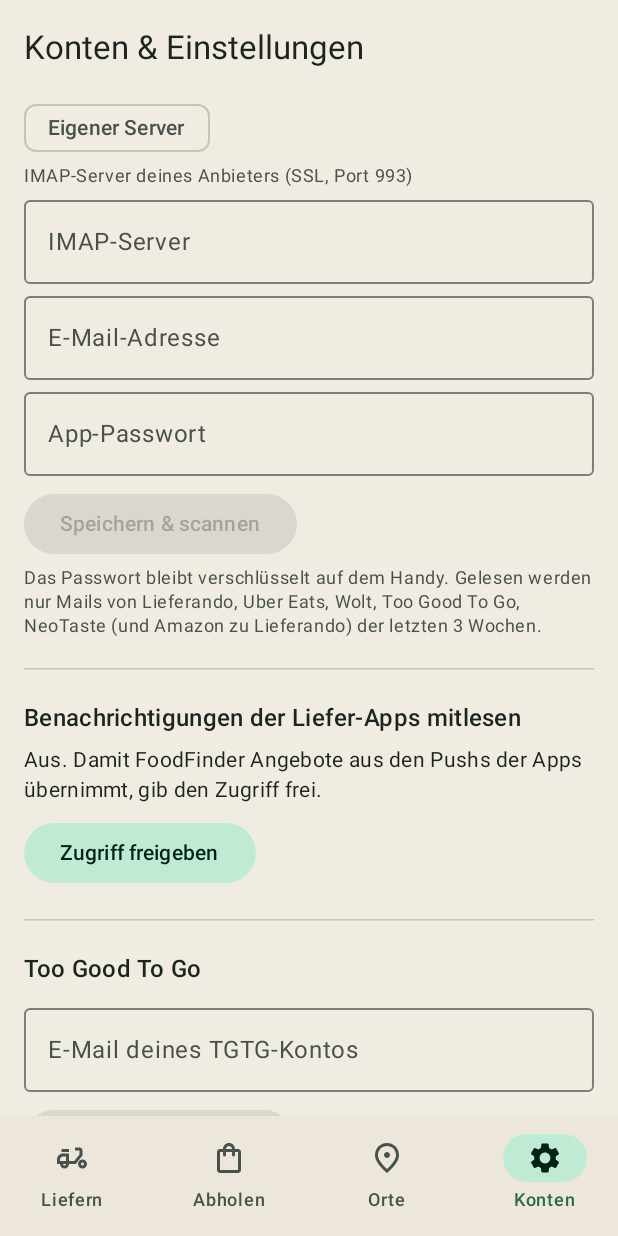
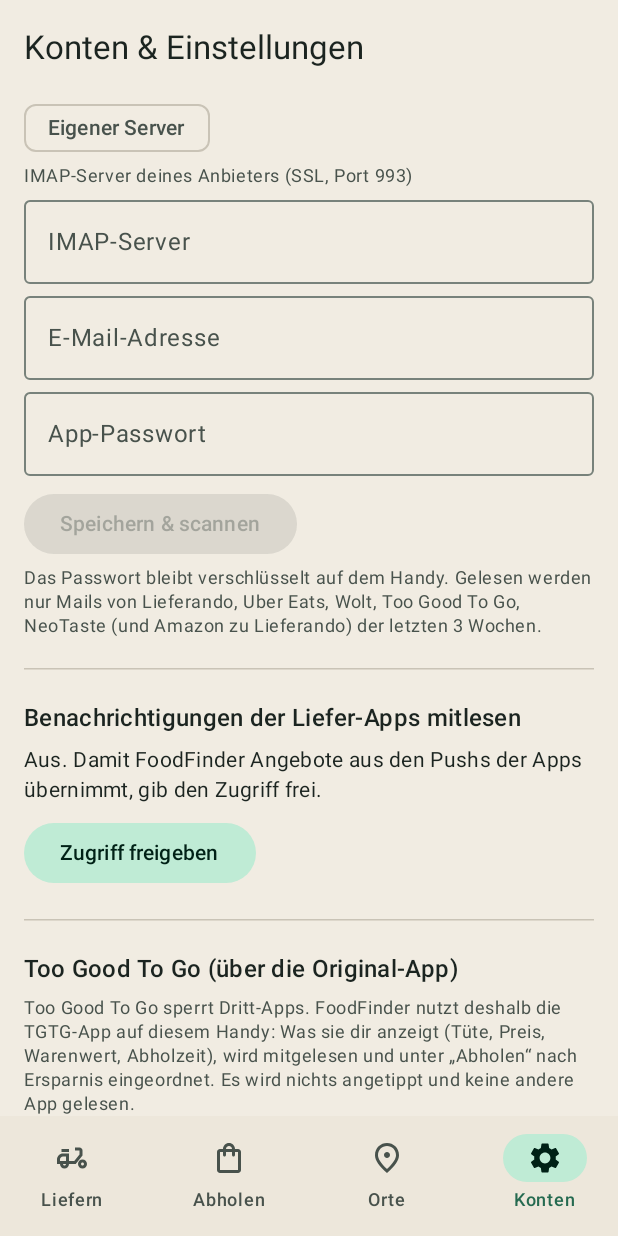
Before and after one commit to NWHDE22/foodfinder, an Android app built with Jetpack Compose: the screen it shows after launch (MainActivity), item 4 of the bottom bar chosen, scrolled down 952 dp, on a phone screen of 412 x 824 dp. Run offline under Robolectric (Android 15) with nearby library versions, the phone set to English and light mode, and no system bars; libraries missing offline, so code that uses them is left out: javax.mail, javax.mail.search; pictures from the network do not load; 1 statement that could not run was skipped.

Commit message:
v1.1.1: Too Good To Go via the official app instead of its blocked API
- Read-only accessibility service limited to the TGTG app reads the bags it shows
  (name, price, value, pickup window, items left, distance); nothing is tapped
- Bags from the last 4 hours plus TGTG push notifications appear under 'Abholen'
- Removed the TGTG e-mail/PIN login and API client
- Parser unit tests with synthetic card texts

Co-Authored-By: Claude Opus 5.5 <noreply@anthropic.com>

```diff
--- a/app/build.gradle.kts
+++ b/app/build.gradle.kts
@@ -21,8 +21,8 @@ android {
         applicationId = "de.foodfinder"
         minSdk = 28
         targetSdk = 35
-        versionCode = 2
-        versionName = "1.1"
+        versionCode = 3
+        versionName = "1.1.1"
         buildConfigField("String", "GOOGLE_CLIENT_ID", buildConfigString(localProps.getProperty("google.clientId")))
         buildConfigField("String", "GOOGLE_CLIENT_SECRET", buildConfigString(localProps.getProperty("google.clientSecret")))
     }
--- a/app/src/main/java/de/foodfinder/data/Models.kt
+++ b/app/src/main/java/de/foodfinder/data/Models.kt
@@ -96,6 +96,12 @@ data class Venue(
 }
 
 @Serializable
+data class TgtgBag(
+    val key: String, val name: String, val price: Double, val value: Double?, val pickupWindow: String?,
+    val itemsLeft: Int?, val distanceM: Int?, val seenAt: Long,
+)
+
+@Serializable
 data class PushNote(val service: Service, val title: String, val text: String, val at: Long)
 
 @Serializable
--- a/app/src/main/java/de/foodfinder/data/Prefs.kt
+++ b/app/src/main/java/de/foodfinder/data/Prefs.kt
@@ -69,6 +69,11 @@ class Prefs(ctx: Context) {
     var tgtgPushes: List<PushNote>
         get() = getJson("tgtgPushes", ListSerializer(PushNote.serializer()), emptyList())
         set(v) = putJson("tgtgPushes", ListSerializer(PushNote.serializer()), v.sortedByDescending { it.at }.take(30))
+
+    /** Bags read from the official Too Good To Go app's screen. */
+    var tgtgBags: List<TgtgBag>
+        get() = getJson("tgtgBags", ListSerializer(TgtgBag.serializer()), emptyList())
+        set(v) = putJson("tgtgBags", ListSerializer(TgtgBag.serializer()), v.sortedByDescending { it.seenAt }.take(120))
 
     /** uid -> last notified time */
     var notified: Map<String, Long>
--- a/app/src/main/java/de/foodfinder/ui/SettingsScreen.kt
+++ b/app/src/main/java/de/foodfinder/ui/SettingsScreen.kt
@@ -186,45 +186,22 @@ fun SettingsScreen(vm: MainViewModel) {
             }
 
             Divider()
-            // ---------------- TGTG
-            Heading("Too Good To Go")
-            var tgEmail by remember { mutableStateOf(p.tgtgEmail ?: "") }
-            var pin by remember { mutableStateOf("") }
-            var tgMsg by remember { mutableStateOf("") }
-            var polling by remember { mutableStateOf(p.tgtgPollingId) }
-            if (vm.repo.tgtgAuth.loggedIn && tick >= 0) {
-                Text("Verbunden als ${p.tgtgEmail ?: "?"}", style = MaterialTheme.typography.bodyMedium, color = acc.ok)
-                TextButton(onClick = { vm.repo.tgtgAuth.logout(); tick++ }) { Text("Abmelden") }
-            } else {
-                OutlinedTextField(tgEmail, { tgEmail = it.trim() }, label = { Text("E-Mail deines TGTG-Kontos") }, singleLine = true, modifier = Modifier.fillMaxWidth(),
-                    keyboardOptions = KeyboardOptions(keyboardType = KeyboardType.Email))
-                Button(onClick = {
-                    scope.launch {
-                        tgMsg = "Anfrage läuft…"
-                        runCatching { vm.repo.tgtgAuth.requestLogin(tgEmail) }
-                            .onSuccess { polling = it; p.tgtgPollingId = it; tgMsg = "Mail ist unterwegs. Gib die PIN aus der Mail ein – oder öffne den Link im Handy-Browser (nicht in der TGTG-App)." }
-                            .onFailure { tgMsg = it.message ?: "Fehler" }
-                    }
-                }, enabled = tgEmail.contains("@"), modifier = Modifier.padding(top = 8.dp)) { Text("Login-Mail anfordern") }
-                if (polling != null) {
-                    OutlinedTextField(pin, { pin = it.filter(Char::isDigit).take(6) }, label = { Text("PIN aus der Mail") }, singleLine = true,
-                        keyboardOptions = KeyboardOptions(keyboardType = KeyboardType.Number), modifier = Modifier.fillMaxWidth())
-                    Button(onClick = {
-                        scope.launch {
-                            tgMsg = "Prüfe…"
-                            var ok = false
-                            repeat(if (pin.isBlank()) 6 else 1) {
-                                if (!ok) {
-                                    ok = runCatching { vm.repo.tgtgAuth.complete(polling!!, pin.ifBlank { null }) }.onFailure { tgMsg = it.message ?: "Fehler" }.getOrDefault(false)
-                                    if (!ok && pin.isBlank()) delay(5000)
-                                }
-                            }
-                            if (ok) { tgMsg = "Verbunden"; p.tgtgPollingId = null; polling = null; tick++ } else if (tgMsg == "Prüfe…") tgMsg = "Noch nicht bestätigt. Link geöffnet oder PIN korrekt?"
-                        }
-                    }, modifier = Modifier.padding(top = 8.dp)) { Text(if (pin.isBlank()) "Ich habe den Link geöffnet" else "PIN bestätigen") }
+            // ---------------- TGTG via the official app
+            Heading("Too Good To Go (über die Original-App)")
+            val readerOn = remember(tick) { de.foodfinder.notify.TgtgAppReader.enabled(ctx) }
+            val bags = remember(tick) { p.tgtgBags.count { System.currentTimeMillis() - it.seenAt < 4 * 3600_000L } }
+            Text("Too Good To Go sperrt Dritt-Apps. FoodFinder nutzt deshalb die TGTG-App auf diesem Handy: Was sie dir anzeigt (Tüte, Preis, Warenwert, Abholzeit), wird mitgelesen und unter „Abholen“ nach Ersparnis eingeordnet. Es wird nichts angetippt und keine andere App gelesen.",
+                style = MaterialTheme.typography.bodySmall, color = MaterialTheme.colorScheme.onSurfaceVariant)
+            Text(if (readerOn) "Mitlesen aktiv · $bags Tüten aus den letzten 4 Stunden" else "Mitlesen aus",
+                style = MaterialTheme.typography.bodyMedium, color = if (readerOn) acc.ok else MaterialTheme.colorScheme.onSurface, modifier = Modifier.padding(top = 6.dp))
+            Row(horizontalArrangement = Arrangement.spacedBy(8.dp), modifier = Modifier.padding(top = 8.dp)) {
+                FilledTonalButton(onClick = { ctx.startActivity(Intent(Settings.ACTION_ACCESSIBILITY_SETTINGS)) }) {
+                    Text(if (readerOn) "Mitlesen verwalten" else "Mitlesen einschalten")
                 }
-                if (tgMsg.isNotBlank()) Text(tgMsg, style = MaterialTheme.typography.bodySmall, modifier = Modifier.padding(top = 4.dp))
+                OutlinedButton(onClick = { openApp(ctx, Service.TGTG.packages, "https://www.toogoodtogo.com/de") }) { Text("TGTG öffnen") }
             }
+            if (!readerOn) Text("In den Bedienungshilfen „FoodFinder: Too Good To Go mitlesen“ auswählen und einschalten. Danach einmal die TGTG-App öffnen und durch die Tüten scrollen.",
+                style = MaterialTheme.typography.bodySmall, color = MaterialTheme.colorScheme.onSurfaceVariant, modifier = Modifier.padding(top = 4.dp))
 
             Divider()
             // ---------------- notifications
@@ -232,7 +209,6 @@ fun SettingsScreen(vm: MainViewModel) {
             var notify by remember { mutableStateOf(p.notifyEnabled) }
             var minSave by remember { mutableStateOf(p.notifyMinSaving.toFloat()) }
             var interval by remember { mutableIntStateOf(p.notifyIntervalMin) }
-            var tgNotify by remember { mutableStateOf(p.notifyTgtg) }
             SwitchRow("Neue Top-Angebote melden", notify, "Prüft im Hintergrund am gewählten bzw. zuletzt bekannten Ort") { notify = it; p.notifyEnabled = it }
             Text("Ab einer Ersparnis von ${eur(minSave.toDouble())}", style = MaterialTheme.typography.bodyMedium)
             Slider(minSave, { minSave = (it * 2).toInt() / 2f }, valueRange = 2f..20f, onValueChangeFinished = { p.notifyMinSaving = minSave.toDouble() })
@@ -242,7 +218,6 @@ fun SettingsScreen(vm: MainViewModel) {
                     FilterChip(interval == mi, { interval = mi; p.notifyIntervalMin = mi; vm.reschedule() }, label = { Text(if (mi < 60) "$mi Min" else "${mi / 60} Std") })
                 }
             }
-            SwitchRow("Too Good To Go: neue Tüten in der Nähe", tgNotify) { tgNotify = it; p.notifyTgtg = it }
 
             Divider()
             Heading("Standard")
--- a/app/src/main/res/values/strings.xml
+++ b/app/src/main/res/values/strings.xml
@@ -1,4 +1,6 @@
 <resources>
     <string name="app_name">FoodFinder</string>
     <string name="listener_label">FoodFinder Angebots-Leser</string>
+    <string name="tgtg_reader_label">FoodFinder: Too Good To Go mitlesen</string>
+    <string name="tgtg_reader_desc">Liest nur in der Too-Good-To-Go-App die angezeigten Überraschungstüten (Name, Preis, Warenwert, Abholzeit), damit FoodFinder sie unter „Abholen“ nach Ersparnis einordnen kann. Es wird nichts angetippt, nichts eingegeben und keine andere App gelesen.</string>
 </resources>
```
Also changed, not shown: app/src/main/AndroidManifest.xml (+10 -0 lines), app/src/main/java/de/foodfinder/data/Repository.kt (+26 -16 lines), app/src/main/java/de/foodfinder/data/sources/Sources.kt (+0 -110 lines), app/src/main/java/de/foodfinder/notify/Notify.kt (+0 -9 lines), app/src/main/java/de/foodfinder/notify/TgtgAppReader.kt (added, +93 -0 lines), app/src/main/res/xml/tgtg_reader.xml (added, +10 -0 lines), 2 other files.
